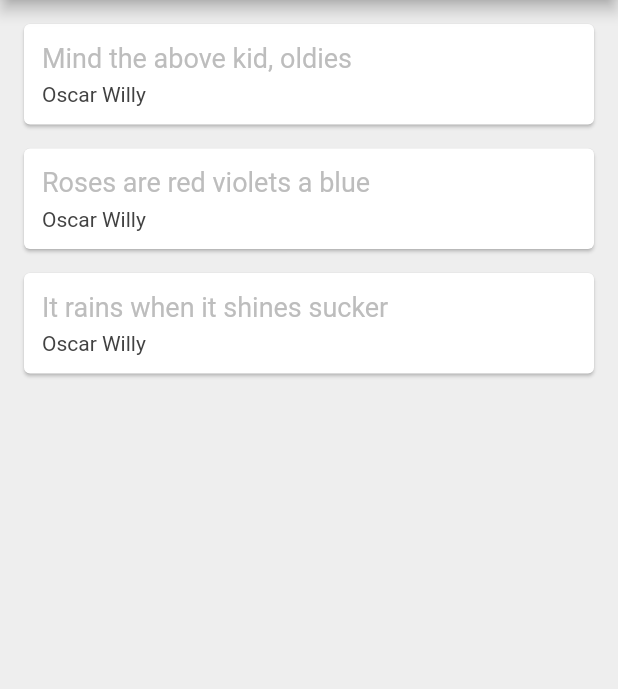
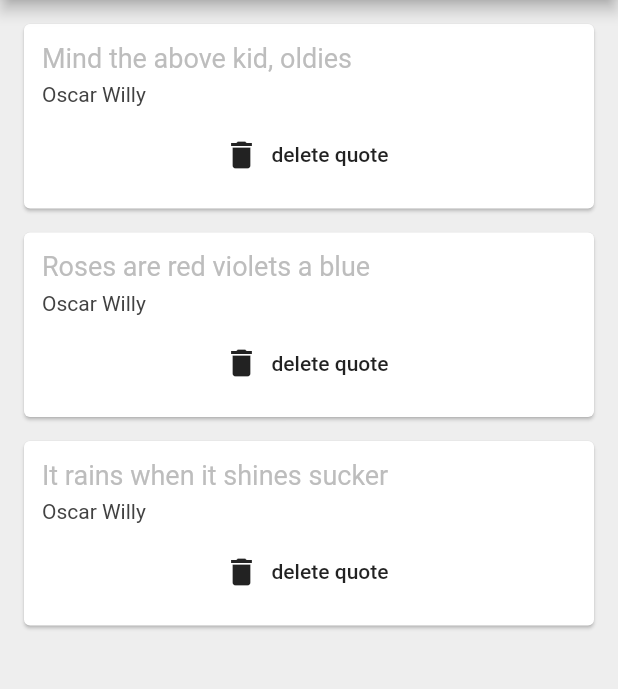
Before and after one commit to Davisdavy/Quote-pro, a Flutter app: the screen it shows after launch, on a phone screen of 412 x 824 dp, the part 84-773 px from its top. Run offline on Flutter 3.47's test engine with Material 2 defaults, Android fonts, the phone set to English and light mode, and no system bars.

Commit message:
Cards 2 extracing widgets

```diff
--- a/lib/Quote_card.dart
+++ b/lib/Quote_card.dart
@@ -3,8 +3,8 @@ import 'Quote.dart';
 
 class QuoteCard extends StatelessWidget {
   final Quote quote;
-
-  QuoteCard({this.quote});
+  final Function delete;
+  QuoteCard({this.quote, this.delete});
 
   @override
   Widget build(BuildContext context) {
@@ -30,6 +30,11 @@ class QuoteCard extends StatelessWidget {
                 color: Colors.grey[800],
               ),
             ),
+            SizedBox(height: 8.0),
+            FlatButton.icon(onPressed: delete,
+                icon: Icon(Icons.delete),
+                label: Text('delete quote')
+            ),
           ],
         ),
       ),
--- a/lib/main.dart
+++ b/lib/main.dart
@@ -29,7 +29,14 @@ class _QuoteListState extends State<QuoteList> {
         backgroundColor: Colors.redAccent,
       ),
       body: Column(
-        children: quotes.map((quote) => QuoteCard(quote: quote)).toList(),
+        children: quotes.map((quote) => QuoteCard(
+            quote: quote,
+            delete: (){
+              setState(() {
+                quotes.remove(quote);
+              });
+        }
+        )).toList(),
 
       ),
     );
```
